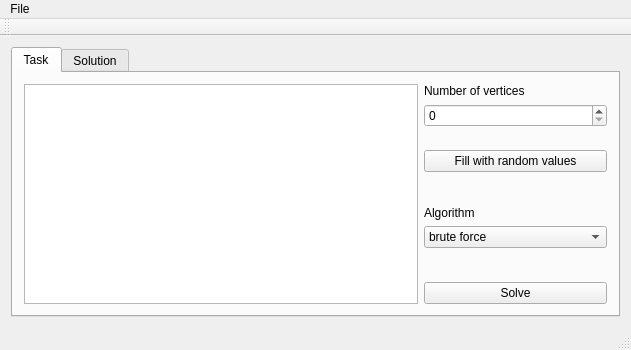
First picture: the form in mainwindow.ui, repository programmer04/EzTSPSolver, before the edit.
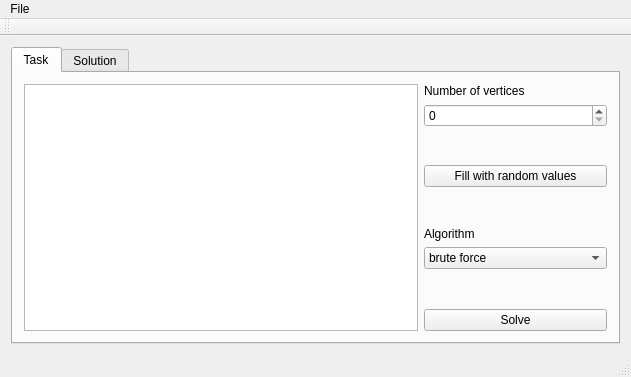
Second picture: the form after the edit.

What changed in the file:
```diff
--- a/mainwindow.ui
+++ b/mainwindow.ui
@@ -7,7 +7,7 @@
     <x>0</x>
     <y>0</y>
     <width>631</width>
-    <height>350</height>
+    <height>377</height>
    </rect>
   </property>
   <property name="windowTitle">
```
Left out of the diff: 4 changed lines with no effect on the pictures.
